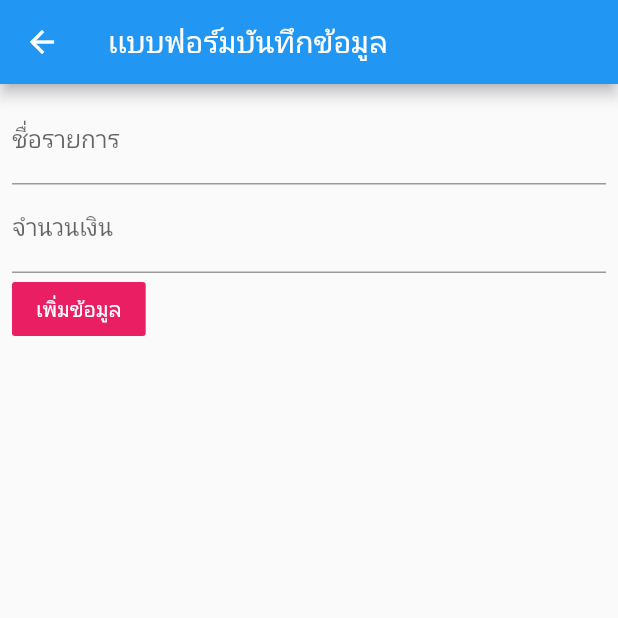
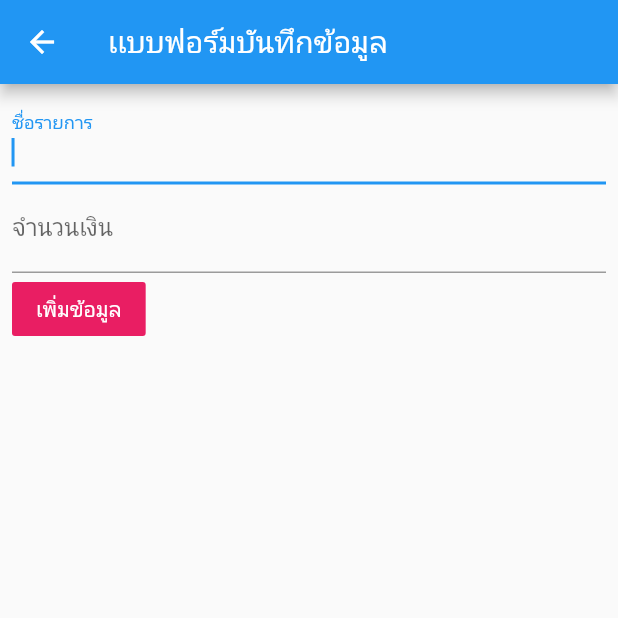
Before and after one commit to SIBPPAKORN/flutter_database-LAB5, a Flutter app: the screen it shows after launch, after a tap on the "ac unit" icon, on a phone screen of 412 x 824 dp, the top half of it. Run offline on Flutter 3.47's test engine with Material 2 defaults, Android fonts, the phone set to English and light mode, and no system bars.

Commit message:
formscreen(5)

```diff
--- a/lib/main.dart
+++ b/lib/main.dart
@@ -44,6 +44,8 @@ class _MyHomePageState extends State<MyHomePage> {
                 })
           ],
         ),
-        body: Container());
+        body: ListView.builder(itemBuilder: (context, int index) {
+          return Text("เมนู");
+        }));
   }
 }
--- a/lib/screens/form_screen.dart
+++ b/lib/screens/form_screen.dart
@@ -13,15 +13,19 @@ class formscreen extends StatelessWidget {
               Column(crossAxisAlignment: CrossAxisAlignment.start, children: [
             TextFormField(
               decoration: new InputDecoration(labelText: "ชื่อรายการ"),
+              autofocus: true,
             ),
             TextFormField(
               decoration: new InputDecoration(labelText: "จำนวนเงิน"),
+              keyboardType: TextInputType.number,
             ),
             FlatButton(
               child: Text("เพิ่มข้อมูล"),
               color: Colors.pink,
               textColor: Colors.white,
-              onPressed: () {},
+              onPressed: () {
+                Navigator.pop(context);
+              },
             )
           ]),
         ));
```
